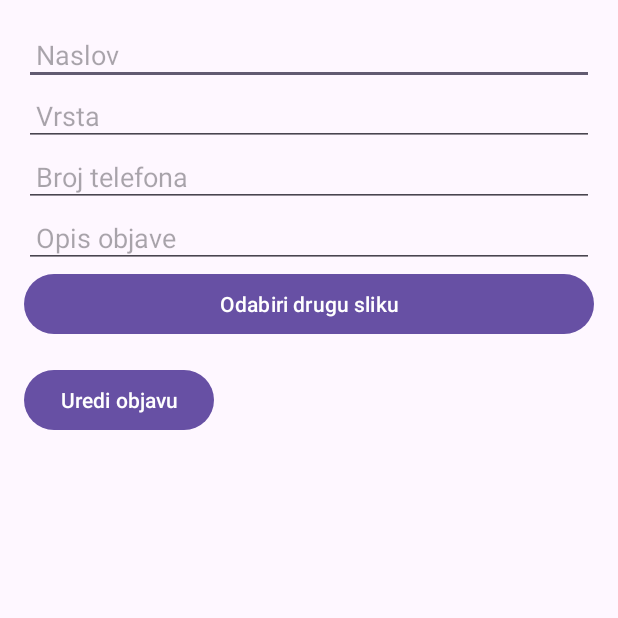
After one commit to simunjelic/NRAMU_project, an Android app: the UpdatePostActivity screen opened directly, with no data from a screen before it, on a phone screen of 412 x 824 dp, the top half of it. The commit adds this screen. Run offline under Robolectric (Android 15) with nearby library versions, the phone set to English and light mode, and no system bars; our stand-ins replace Firebase (no records; nobody signed in at launch, a user with empty details on screens opened directly), Picasso.

Commit message:
Update post

```diff
--- a/app/src/main/java/ba/sum/fsre/nramu_project/model/Post.java
+++ b/app/src/main/java/ba/sum/fsre/nramu_project/Model/Post.java
@@ -1,4 +1,4 @@
-package ba.sum.fsre.nramu_project.model;
+package ba.sum.fsre.nramu_project.Model;
 
 import com.google.firebase.database.IgnoreExtraProperties;
 
--- /dev/null
+++ b/app/src/main/java/ba/sum/fsre/nramu_project/UpdatePostActivity.java
@@ -0,0 +1,205 @@
+package ba.sum.fsre.nramu_project;
+
+import androidx.annotation.NonNull;
+import androidx.appcompat.app.AppCompatActivity;
+
+import android.app.Activity;
+import android.app.ProgressDialog;
+import android.content.Intent;
+import android.net.Uri;
+import android.os.Bundle;
+import android.view.View;
+import android.widget.Button;
+import android.widget.EditText;
+import android.widget.ImageView;
+import android.widget.TextView;
+import android.widget.Toast;
+
+import com.google.android.gms.tasks.OnCompleteListener;
+import com.google.android.gms.tasks.OnSuccessListener;
+import com.google.android.gms.tasks.Task;
+import com.google.firebase.auth.FirebaseAuth;
+import com.google.firebase.auth.FirebaseUser;
+import com.google.firebase.database.DatabaseReference;
+import com.google.firebase.database.FirebaseDatabase;
+import com.google.firebase.storage.FirebaseStorage;
+import com.google.firebase.storage.StorageReference;
+import com.google.firebase.storage.UploadTask;
+import com.squareup.picasso.Picasso;
+
+import java.util.UUID;
+
+import ba.sum.fsre.nramu_project.Model.Post;
+
+public class UpdatePostActivity extends AppCompatActivity {
+
+    private String postId;
+    private String title, breed, author, phone, description, picture;
+
+    FirebaseStorage postsDatabase = FirebaseStorage.getInstance();
+    StorageReference postsDatabaseRef;
+    Uri pathToFile;
+    private static final int IMAGE_PICKING_REQ_NUM = 22;
+
+
+
+    @Override
+    protected void onCreate(Bundle savedInstanceState) {
+        super.onCreate(savedInstanceState);
+        setContentView(R.layout.activity_update_post);
+        this.postsDatabase = FirebaseStorage.getInstance();
+        this.postsDatabaseRef = this.postsDatabase.getReference();
+
+
+        // Get post details from Intent
+        Intent intent = getIntent();
+        if (intent != null) {
+            postId = intent.getStringExtra("postId");
+            title = intent.getStringExtra("title");
+            breed = intent.getStringExtra("breed");
+            author = intent.getStringExtra("author");
+            phone = intent.getStringExtra("phone");
+            description = intent.getStringExtra("description");
+            picture = intent.getStringExtra("picture");
+        }
+
+
+        updateUIWithPostDetails();
+
+        Button selectImageButton = findViewById(R.id.updateButtonUploadImage);
+
+        selectImageButton.setOnClickListener(new View.OnClickListener() {
+            @Override
+            public void onClick(View v) {
+                Intent i = new Intent();
+                i.setType("image/*");
+                i.setAction(Intent.ACTION_GET_CONTENT);
+                startActivityForResult(
+                        Intent.createChooser(i, "Odaberite sliku životinje."), 22
+                );
+            }
+        });
+        Button updateButton = findViewById(R.id.updateSubmitPostButton);
+        updateButton.setOnClickListener(new View.OnClickListener() {
+            @Override
+            public void onClick(View v) {
+                // Get values from EditTexts
+                String title = ((EditText) findViewById(R.id.updateTitleEditText)).getText().toString();
+                String breed = ((EditText) findViewById(R.id.updateBreedEditText)).getText().toString();
+                String phoneNumber = ((EditText) findViewById(R.id.updatePhoneEditText)).getText().toString();
+                String description = ((EditText) findViewById(R.id.updateDescriptionEditText)).getText().toString();
+
+                // Validate Inputs
+                if (!validateInputs(title, breed, author, phoneNumber, description)) {
+                    Toast.makeText(UpdatePostActivity.this, "Unesite sva polja", Toast.LENGTH_SHORT).show();
+                    return;
+                }
+
+                // Add movie to database
+                updatePostInDatabase(postId,breed, description, phoneNumber, picture, title);
+            }
+        });
+
+
+
+
+
+
+
+    }
+
+    private void updateUIWithPostDetails() {
+        // Update your UI elements with the details from the Intent
+        // For example, set text to TextViews, load images, etc.
+        TextView titleTextView = findViewById(R.id.updateTitleEditText);
+        TextView breedTextView = findViewById(R.id.updateBreedEditText);
+        TextView authorTextView = findViewById(R.id.updateAuthorEditText);
+        TextView phoneTextView = findViewById(R.id.updatePhoneEditText);
+        TextView descriptionTextView = findViewById(R.id.updateDescriptionEditText);
+
+        titleTextView.setText(title);
+        breedTextView.setText(breed);
+        authorTextView.setText(author);
+        phoneTextView.setText(phone);
+        descriptionTextView.setText(description);
+    }
+
+    private boolean validateInputs(String title, String breed, String author, String phoneNumber, String description) {
+        if (title.isEmpty() || breed.isEmpty() || phoneNumber.isEmpty() || description.isEmpty()) {
+            Toast.makeText(this, "Molimo popunite sva polja!", Toast.LENGTH_SHORT).show();
+
+            return false;
+        }
+        return true;
+    }
+    private void updatePostInDatabase(String postId, String breed, String description, String phone, String picture, String title) {
+        FirebaseDatabase database = FirebaseDatabase.getInstance();
+        DatabaseReference postsRef = database.getReference("posts");
+
+        FirebaseAuth auth = FirebaseAuth.getInstance();
+        FirebaseUser currentUser = auth.getCurrentUser();
+
+        // Assuming you have the postId of the post you want to update
+        if (postId != null) {
+            Post updatedPost = new Post(currentUser.getEmail(), breed, description, phone, picture, title);
+
+            // Use the postId to update the values of the existing post
+            postsRef.child(postId).setValue(updatedPost)
+                    .addOnSuccessListener(aVoid -> {
+                        Toast.makeText(UpdatePostActivity.this, "Objava uspješno ažurirana!", Toast.LENGTH_SHORT).show();
+
+                        // Start MainActivity
+                        Intent intent = new Intent(UpdatePostActivity.this, MainActivity.class);
+                        startActivity(intent);
+
+                        // Finish the current activity if needed
+                        finish();
+                    })
+                    .addOnFailureListener(e -> Toast.makeText(UpdatePostActivity.this, "Greška pri ažuriranju objave: " + e.getMessage(), Toast.LENGTH_SHORT).show());
+        } else {
+            // Handle the case where postId is null (e.g., show an error message)
+            Toast.makeText(UpdatePostActivity.this, "Greška: Nedostaje identifikator objave.", Toast.LENGTH_SHORT).show();
+        }
+    }
+
+    @Override
+    public void onActivityResult(int requestCode, int resultCode, Intent data) {
+        super.onActivityResult(requestCode, resultCode, data);
+
+        if (requestCode == IMAGE_PICKING_REQ_NUM && resultCode == Activity.RESULT_OK && data != null && data.getData() != null) {
+            pathToFile = data.getData();
+            uploadImage(); // Call uploadImage method here
+        }
+    }
+
+    private void uploadImage() {
+        if (pathToFile != null) {
+            ProgressDialog progressDialog = new ProgressDialog(this);
+            progressDialog.setTitle("Učitavanje slike u tijeku!");
+            progressDialog.show();
+
+            StorageReference ref = postsDatabaseRef.child("images/" + UUID.randomUUID().toString());
+            ref.putFile(pathToFile)
+                    .addOnSuccessListener(new OnSuccessListener<UploadTask.TaskSnapshot>() {
+                        @Override
+                        public void onSuccess(UploadTask.TaskSnapshot taskSnapshot) {
+                            progressDialog.dismiss();
+                            Toast.makeText(UpdatePostActivity.this, "Slika uspješno učitana.", Toast.LENGTH_LONG).show();
+                            ref.getDownloadUrl().addOnCompleteListener(new OnCompleteListener<Uri>() {
+                                @Override
+                                public void onComplete(@NonNull Task<Uri> task) {
+                                    picture = task.getResult().toString();
+                                }
+                            });
+                        }
+                    })
+                    .addOnFailureListener(e -> {
+                        progressDialog.dismiss();
+                        Toast.makeText(this, "Greška pri učitavanju slike: " + e.getMessage(), Toast.LENGTH_SHORT).show();
+                    });
+        }
+    }
+
+
+
+}
--- a/app/src/main/java/ba/sum/fsre/nramu_project/fragment/AddPostFragment.java
+++ b/app/src/main/java/ba/sum/fsre/nramu_project/fragment/AddPostFragment.java
@@ -31,7 +31,7 @@ import com.google.firebase.storage.UploadTask;
 import java.util.UUID;
 
 import ba.sum.fsre.nramu_project.R;
-import ba.sum.fsre.nramu_project.model.Post;
+import ba.sum.fsre.nramu_project.Model.Post;
 
 
 public class AddPostFragment extends Fragment {
--- a/app/src/main/java/ba/sum/fsre/nramu_project/fragment/PostsFragment.java
+++ b/app/src/main/java/ba/sum/fsre/nramu_project/fragment/PostsFragment.java
@@ -2,9 +2,7 @@ package ba.sum.fsre.nramu_project.fragment;
 
 import android.os.Bundle;
 
-import androidx.annotation.NonNull;
 import androidx.fragment.app.Fragment;
-import androidx.lifecycle.Lifecycle;
 import androidx.recyclerview.widget.LinearLayoutManager;
 import androidx.recyclerview.widget.RecyclerView;
 
@@ -18,7 +16,7 @@ import com.google.firebase.database.FirebaseDatabase;
 
 import ba.sum.fsre.nramu_project.R;
 import ba.sum.fsre.nramu_project.adapter.PostAdapter;
-import ba.sum.fsre.nramu_project.model.Post;
+import ba.sum.fsre.nramu_project.Model.Post;
 
 
 public class PostsFragment extends Fragment {
--- /dev/null
+++ b/app/src/main/res/layout/activity_update_post.xml
@@ -0,0 +1,72 @@
+<?xml version="1.0" encoding="utf-8"?>
+
+<LinearLayout xmlns:android="http://schemas.android.com/apk/res/android"
+        xmlns:tools="http://schemas.android.com/tools"
+        android:layout_width="match_parent"
+        android:layout_height="match_parent"
+        android:orientation="vertical"
+        android:padding="16dp"
+        tools:context=".UpdatePostActivity">
+
+    <EditText
+        android:id="@+id/updateTitleEditText"
+        android:layout_width="match_parent"
+        android:layout_height="wrap_content"
+        android:layout_below="@id/postImage"
+        android:hint="Naslov"
+        android:padding="8dp"
+        android:inputType="text" />
+
+    <EditText
+        android:id="@+id/updateBreedEditText"
+        android:layout_width="match_parent"
+        android:layout_height="wrap_content"
+        android:layout_below="@id/updateTitleEditText"
+        android:hint="Vrsta"
+        android:padding="8dp"
+        android:inputType="text" />
+
+    <EditText
+        android:id="@+id/updateAuthorEditText"
+        android:layout_width="match_parent"
+        android:layout_height="wrap_content"
+        android:layout_below="@id/updateBreedEditText"
+        android:hint="Autor"
+        android:padding="8dp"
+        android:inputType="text"
+        android:visibility="gone" />
+
+    <EditText
+        android:id="@+id/updatePhoneEditText"
+        android:layout_width="match_parent"
+        android:layout_height="wrap_content"
+        android:layout_below="@id/updateAuthorEditText"
+        android:hint="Broj telefona"
+        android:padding="8dp"
+        android:inputType="phone" />
+
+    <EditText
+        android:id="@+id/updateDescriptionEditText"
+        android:layout_width="match_parent"
+        android:layout_height="wrap_content"
+        android:layout_below="@id/updatePhoneEditText"
+        android:hint="Opis objave"
+        android:padding="8dp"
+        android:inputType="textMultiLine" />
+
+    <Button
+        android:id="@+id/updateButtonUploadImage"
+        android:layout_width="match_parent"
+        android:layout_height="wrap_content"
+        android:text="Odabiri drugu sliku" />
+
+    <Button
+        android:id="@+id/updateSubmitPostButton"
+        android:layout_width="wrap_content"
+        android:layout_height="wrap_content"
+        android:layout_below="@id/updateDescriptionEditText"
+        android:layout_centerHorizontal="true"
+        android:layout_marginTop="16dp"
+        android:text="Uredi objavu" />
+
+    </LinearLayout>
```
Also changed, not shown: app/src/main/AndroidManifest.xml (+6 -4 lines), app/src/main/java/ba/sum/fsre/nramu_project/adapter/PostAdapter.java (+50 -2 lines), app/src/main/res/layout/post_item_list_view.xml (+29 -3 lines).
